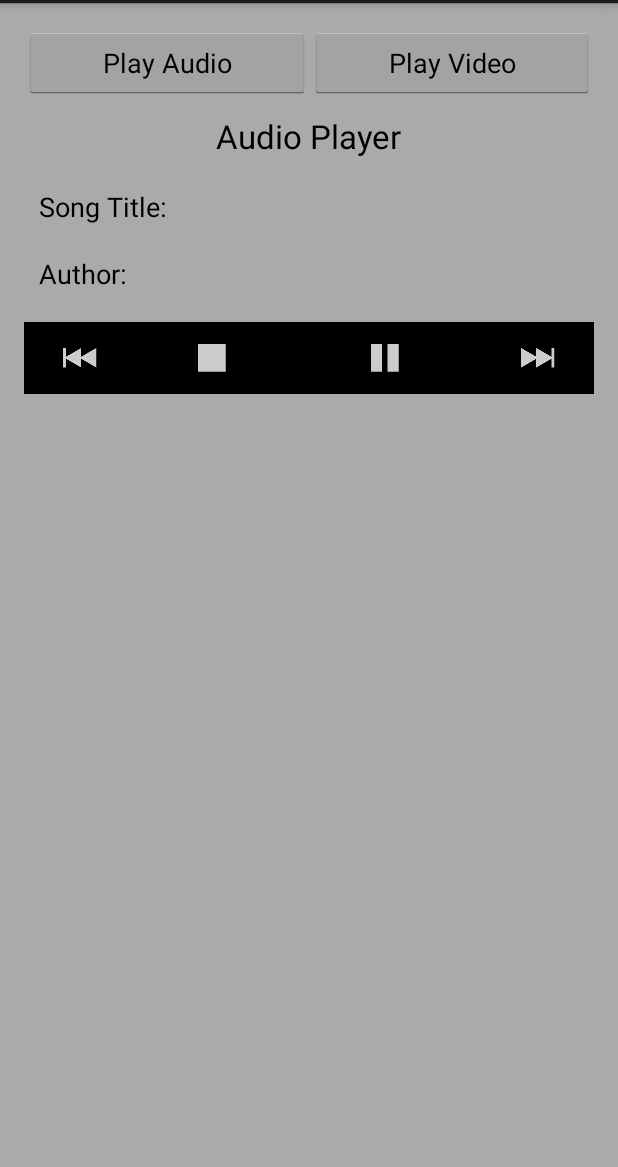
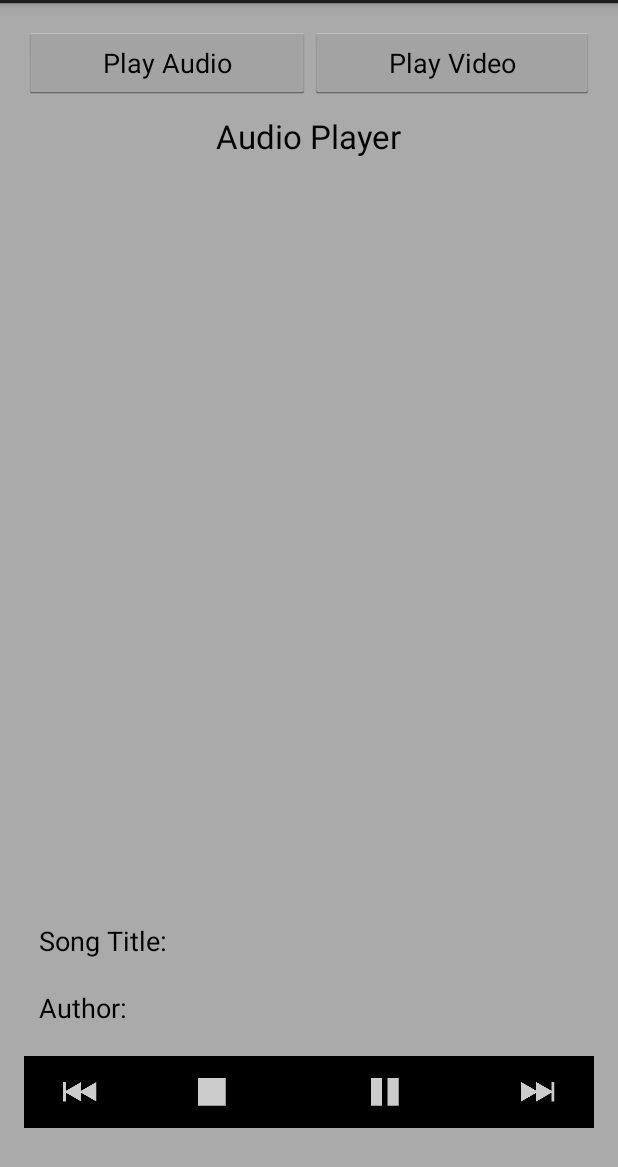
Before and after one commit to ENG618/GarciaEric1410MDF3, an Android app: the screen it shows after launch (MainActivity), after a tap on "Play Audio", on a phone screen of 412 x 824 dp, the part 69-1236 px from its top. Run offline under Robolectric (Android 15) with nearby library versions, the phone set to English and light mode, and no system bars.

Commit message:
Updated audio layout to include ImageView and other various improvements.

```diff
--- a/MediaPlayer/app/src/main/res/layout/fragment_audio_player.xml
+++ b/MediaPlayer/app/src/main/res/layout/fragment_audio_player.xml
@@ -1,7 +1,6 @@
 <?xml version="1.0" encoding="utf-8"?>
 
-<LinearLayout xmlns:android="http://schemas.android.com/apk/res/android"
-    android:orientation="vertical"
+<RelativeLayout xmlns:android="http://schemas.android.com/apk/res/android"
     android:layout_width="match_parent"
     android:layout_height="match_parent">
 
@@ -12,11 +11,22 @@
         android:text="@string/title_audio_player"
         android:id="@+id/titleAudioPlayer"
         android:padding="10dp"
-        android:layout_gravity="center_horizontal" />
+        android:layout_gravity="center_horizontal"
+        android:layout_alignParentTop="true"
+        android:layout_centerHorizontal="true"/>
+
+    <ImageView
+        android:layout_width="500px"
+        android:layout_height="500px"
+        android:padding="16dp"
+        android:layout_centerHorizontal="true"
+        android:layout_below="@+id/titleAudioPlayer" />
 
     <TableLayout
         android:layout_width="fill_parent"
-        android:layout_height="wrap_content">
+        android:layout_height="wrap_content"
+        android:id="@+id/detailsTable"
+        android:layout_above="@+id/controls">
 
         <TableRow android:padding="10dp">
             <TextView
@@ -58,7 +68,11 @@
         android:orientation="horizontal"
         android:gravity="center_horizontal"
         android:paddingTop="10dp"
-        android:paddingBottom="10dp" >
+        android:paddingBottom="10dp"
+        android:layout_alignParentBottom="true"
+        android:layout_alignParentLeft="true"
+        android:layout_alignParentStart="true"
+        android:id="@+id/controls">
 
         <ImageButton
             style="?android:attr/buttonStyleSmall"
@@ -102,4 +116,4 @@
 
     </LinearLayout>
 
-</LinearLayout>
+</RelativeLayout>
```
